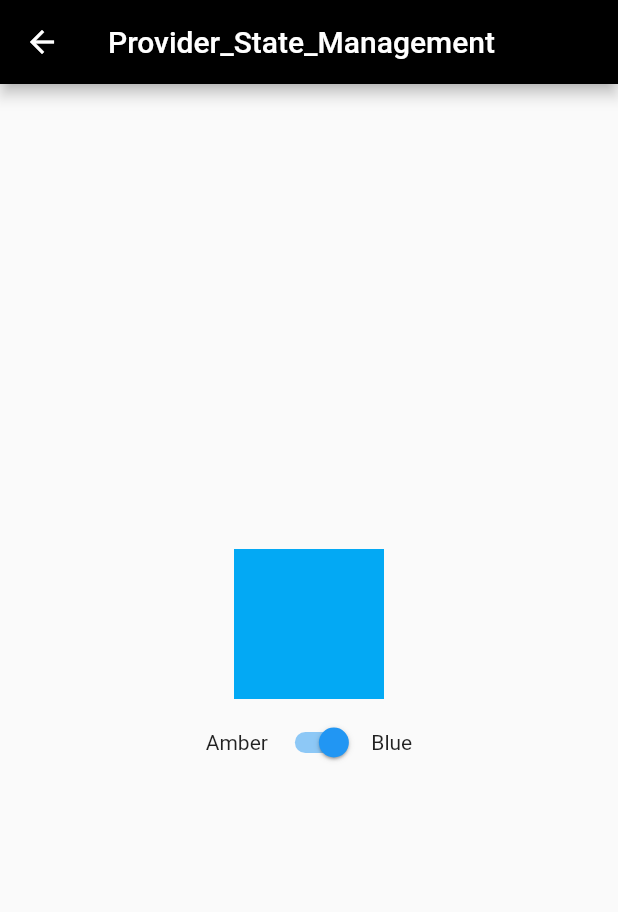
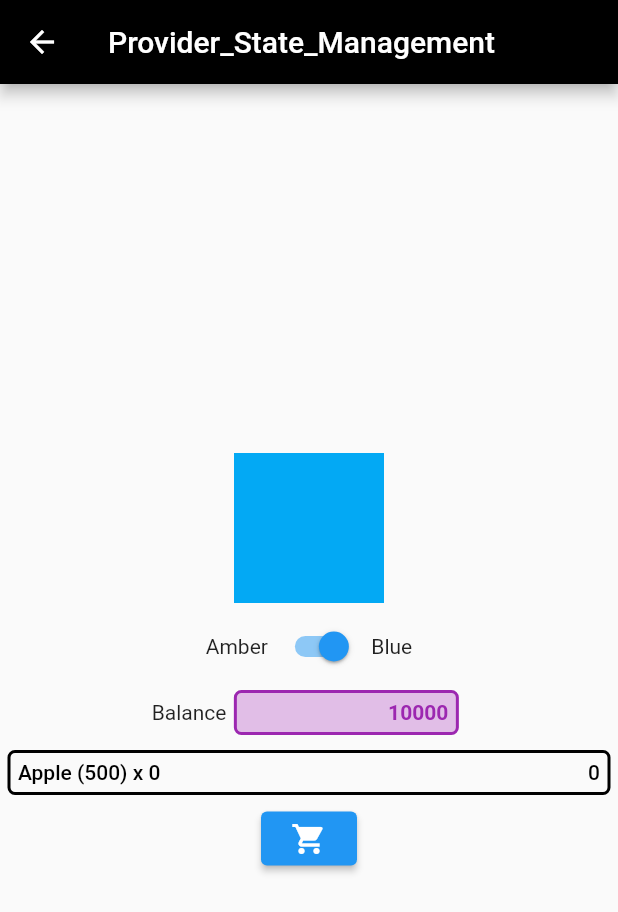
Before and after one commit to sampurnoaji/flutter_erico_chapter_1, a Flutter app: the ProviderStateManagement screen opened directly, on a phone screen of 412 x 824 dp. Shown: the top 912 px of the screen. Run offline on Flutter 3.47's test engine with Material 2 defaults, Android fonts, the phone set to English and light mode, and no system bars; our stand-ins replace audioplayers, qr_flutter, shared_preferences; accounts and stored records are empty.

Commit message:
multi provider

```diff
--- /dev/null
+++ b/lib/lesson/state_management/cart.dart
@@ -0,0 +1,12 @@
+import 'package:flutter/material.dart';
+
+class Cart with ChangeNotifier {
+  int _qty = 0;
+
+  int get qty => _qty;
+
+  set qty(int value) {
+    _qty = value;
+    notifyListeners();
+  }
+}
--- /dev/null
+++ b/lib/lesson/state_management/money.dart
@@ -0,0 +1,12 @@
+import 'package:flutter/material.dart';
+
+class Money with ChangeNotifier {
+  int _money = 10000;
+
+  int get money => _money;
+
+  set money(int value) {
+    _money = value;
+    notifyListeners();
+  }
+}
--- a/lib/lesson/state_management/provider_state_management.dart
+++ b/lib/lesson/state_management/provider_state_management.dart
@@ -1,5 +1,7 @@
 import 'package:erico_intro/lesson.dart';
 import 'package:erico_intro/lesson/state_management/application_color.dart';
+import 'package:erico_intro/lesson/state_management/cart.dart';
+import 'package:erico_intro/lesson/state_management/money.dart';
 import 'package:flutter/material.dart';
 import 'package:provider/provider.dart';
 
@@ -7,14 +9,17 @@ class ProviderStateManagement extends StatelessWidget {
   @override
   Widget build(BuildContext context) {
     return MultiProvider(
-      providers: [ChangeNotifierProvider(create: (_) => ApplicationColor())],
+      providers: [
+        ChangeNotifierProvider(create: (_) => ApplicationColor()),
+        ChangeNotifierProvider(create: (_) => Money()),
+        ChangeNotifierProvider(create: (_) => Cart())
+      ],
       child: Scaffold(
           appBar: AppBar(
             title: Text(Lesson.Provider_State_Management.name),
             backgroundColor: Colors.black,
           ),
-          body: Builder(
-            builder: (context) {
+          body: Builder(builder: (context) {
             return Center(
               child: Column(
                 mainAxisAlignment: MainAxisAlignment.center,
@@ -40,11 +45,72 @@ class ProviderStateManagement extends StatelessWidget {
                       Text('Blue'),
                     ],
                   ),
+                  Row(
+                    mainAxisAlignment: MainAxisAlignment.center,
+                    children: [
+                      Text('Balance'),
+                      Container(
+                        height: 30,
+                        width: 150,
+                        margin: EdgeInsets.all(5),
+                        padding: EdgeInsets.all(5),
+                        decoration: BoxDecoration(
+                            borderRadius: BorderRadius.circular(5),
+                            color: Colors.purple[100],
+                            border: Border.all(color: Colors.purple, width: 2)),
+                        child: Align(
+                          alignment: Alignment.centerRight,
+                          child: Text(
+                            context.watch<Money>().money.toString(),
+                            style: TextStyle(
+                                fontWeight: FontWeight.w700,
+                                color: Colors.purple),
+                          ),
+                        ),
+                      ),
+                    ],
+                  ),
+                  Container(
+                    height: 30,
+                    margin: EdgeInsets.all(5),
+                    padding: EdgeInsets.all(5),
+                    decoration: BoxDecoration(
+                        borderRadius: BorderRadius.circular(5),
+                        border: Border.all(color: Colors.black, width: 2)),
+                    child: Align(
+                      alignment: Alignment.centerRight,
+                      child: Row(
+                        mainAxisAlignment: MainAxisAlignment.spaceBetween,
+                        children: [
+                          Text(
+                            'Apple (500) x ${context.watch<Cart>().qty}',
+                            style: TextStyle(
+                                fontWeight: FontWeight.w500,
+                                color: Colors.black),
+                          ),
+                          Text(
+                            '${500 * context.watch<Cart>().qty}',
+                            style: TextStyle(
+                                fontWeight: FontWeight.w500,
+                                color: Colors.black),
+                          ),
+                        ],
+                      ),
+                    ),
+                  ),
+                  ElevatedButton(
+                    onPressed: () {
+                      if (context.read<Money>().money >= 500) {
+                        context.read<Cart>().qty += 1;
+                        context.read<Money>().money -= 500;
+                      }
+                    },
+                    child: Icon(Icons.shopping_cart),
+                  )
                 ],
               ),
             );
-            }
-          )),
+          })),
     );
   }
 }
```
Lines whose indentation alone changed are shown as unchanged.
